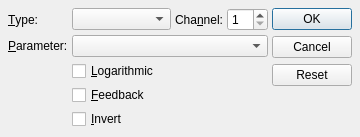
First picture: the form in src/qtractorMidiControlObserverForm.ui, repository rncbc/qtractor, before the edit.
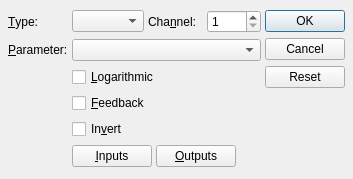
Second picture: the form after the edit. Icons and pictures are not drawn.

Commit message: - MIDI controller mapping now with both "Inputs" and   "Outputs" buttons, as helpers for MIDI control port   connections access.

```diff
--- a/src/qtractorMidiControlObserverForm.ui
+++ b/src/qtractorMidiControlObserverForm.ui
@@ -26,8 +26,8 @@
    <rect>
     <x>0</x>
     <y>0</y>
-    <width>360</width>
-    <height>120</height>
+    <width>353</width>
+    <height>179</height>
    </rect>
   </property>
   <property name="windowTitle">
@@ -36,8 +36,6 @@
   <property name="windowIcon">
    <iconset resource="qtractor.qrc">:/images/itemControllers.png</iconset>
   </property>
-  <layout class="QHBoxLayout">
-   <item>
     <layout class="QGridLayout">
      <item row="0" column="0">
       <widget class="QLabel" name="ControlTypeTextLabel">
@@ -51,12 +49,6 @@
      </item>
      <item row="0" column="1">
       <widget class="QComboBox" name="ControlTypeComboBox">
-       <property name="sizePolicy">
-        <sizepolicy hsizetype="Expanding" vsizetype="Fixed">
-         <horstretch>0</horstretch>
-         <verstretch>0</verstretch>
-        </sizepolicy>
-       </property>
        <property name="toolTip">
         <string>MIDI event type</string>
        </property>
@@ -88,6 +80,16 @@
        </property>
       </widget>
      </item>
+   <item row="0" column="4" rowspan="6">
+    <widget class="QDialogButtonBox" name="DialogButtonBox">
+     <property name="orientation">
+      <enum>Qt::Vertical</enum>
+     </property>
+     <property name="standardButtons">
+      <set>QDialogButtonBox::Cancel|QDialogButtonBox::Ok|QDialogButtonBox::Reset</set>
+     </property>
+    </widget>
+   </item>
      <item row="1" column="0">
       <widget class="QLabel" name="ParamTextLabel">
        <property name="text">
@@ -100,49 +102,74 @@
      </item>
      <item row="1" column="1" colspan="3">
       <widget class="QComboBox" name="ParamComboBox">
-       <property name="sizePolicy">
-        <sizepolicy hsizetype="Expanding" vsizetype="Fixed">
-         <horstretch>0</horstretch>
-         <verstretch>0</verstretch>
-        </sizepolicy>
-       </property>
        <property name="toolTip">
         <string>MIDI parameter</string>
        </property>
       </widget>
      </item>
-     <item row="2" column="1" colspan="2">
+   <item row="2" column="1" colspan="3">
       <widget class="QCheckBox" name="LogarithmicCheckBox">
        <property name="text">
         <string>&amp;Logarithmic</string>
        </property>
       </widget>
      </item>
-     <item row="3" column="1" colspan="2">
+   <item row="3" column="1" colspan="3">
       <widget class="QCheckBox" name="FeedbackCheckBox">
        <property name="text">
         <string>&amp;Feedback</string>
        </property>
       </widget>
      </item>
-     <item row="4" column="1" colspan="2">
+   <item row="4" column="1" colspan="3">
       <widget class="QCheckBox" name="InvertCheckBox">
        <property name="text">
-        <string>&amp;Invert</string>
+      <string>In&amp;vert</string>
        </property>
       </widget>
      </item>
-    </layout>
+   <item row="5" column="1" colspan="3">
+    <layout class="QHBoxLayout">
+     <item>
+      <widget class="QPushButton" name="InputsPushButton">
+       <property name="toolTip">
+        <string>Control input connections</string>
+       </property>
+       <property name="text">
+        <string>&amp;Inputs</string>
+       </property>
+       <property name="icon">
+        <iconset resource="qtractor.qrc">:/images/itemMidiPortIn.png</iconset>
+       </property>
+      </widget>
    </item>
    <item>
-    <widget class="QDialogButtonBox" name="DialogButtonBox">
+      <widget class="QPushButton" name="OutputsPushButton">
+       <property name="toolTip">
+        <string>Control output connections</string>
+       </property>
+       <property name="text">
+        <string>&amp;Outputs</string>
+       </property>
+       <property name="icon">
+        <iconset resource="qtractor.qrc">:/images/itemMidiPortOut.png</iconset>
+       </property>
+      </widget>
+     </item>
+     <item>
+      <spacer>
      <property name="orientation">
-      <enum>Qt::Vertical</enum>
-     </property>
-     <property name="standardButtons">
-      <set>QDialogButtonBox::Cancel|QDialogButtonBox::Ok|QDialogButtonBox::Reset</set>
-     </property>
-    </widget>
+        <enum>Qt::Horizontal</enum>
+       </property>
+       <property name="sizeHint">
+        <size>
+         <width>8</width>
+         <height>8</height>
+        </size>
+       </property>
+      </spacer>
+     </item>
+    </layout>
    </item>
   </layout>
  </widget>
```
Left out of the diff: 2 changed lines with no effect on the pictures. Lines whose indentation alone changed are shown as unchanged. The commit also changes 4 other files.
